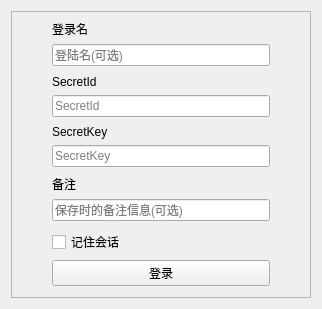
Qt form qosbrowser/src/fend/uilogin/loginwidget.ui (worldfunction4/QOS) before a commit.
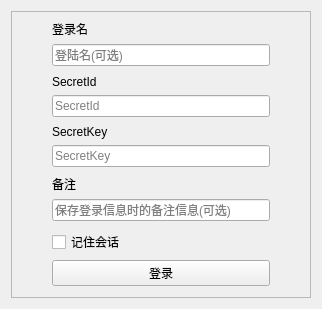
The same form after that commit.

What changed in the file:
```diff
--- a/qosbrowser/src/fend/uilogin/loginwidget.ui
+++ b/qosbrowser/src/fend/uilogin/loginwidget.ui
@@ -142,7 +142,7 @@
       <item>
        <widget class="QLineEdit" name="markLineEdit">
         <property name="placeholderText">
-         <string>保存时的备注信息(可选)</string>
+         <string>保存登录信息时的备注信息(可选)</string>
         </property>
        </widget>
       </item>
```
